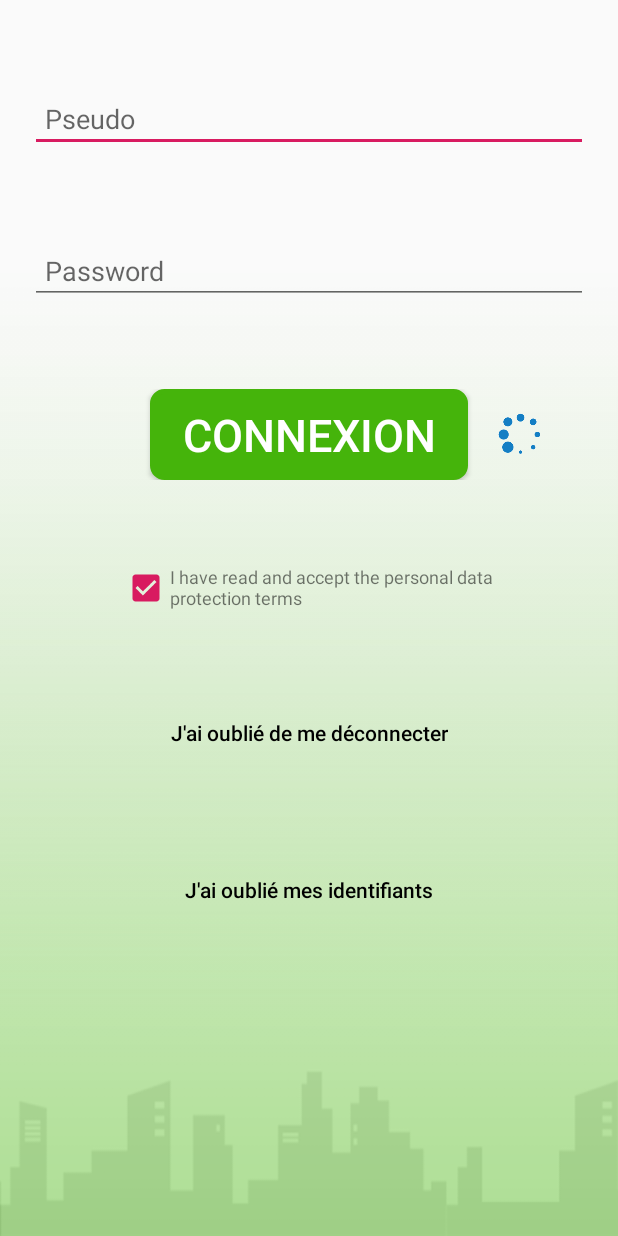
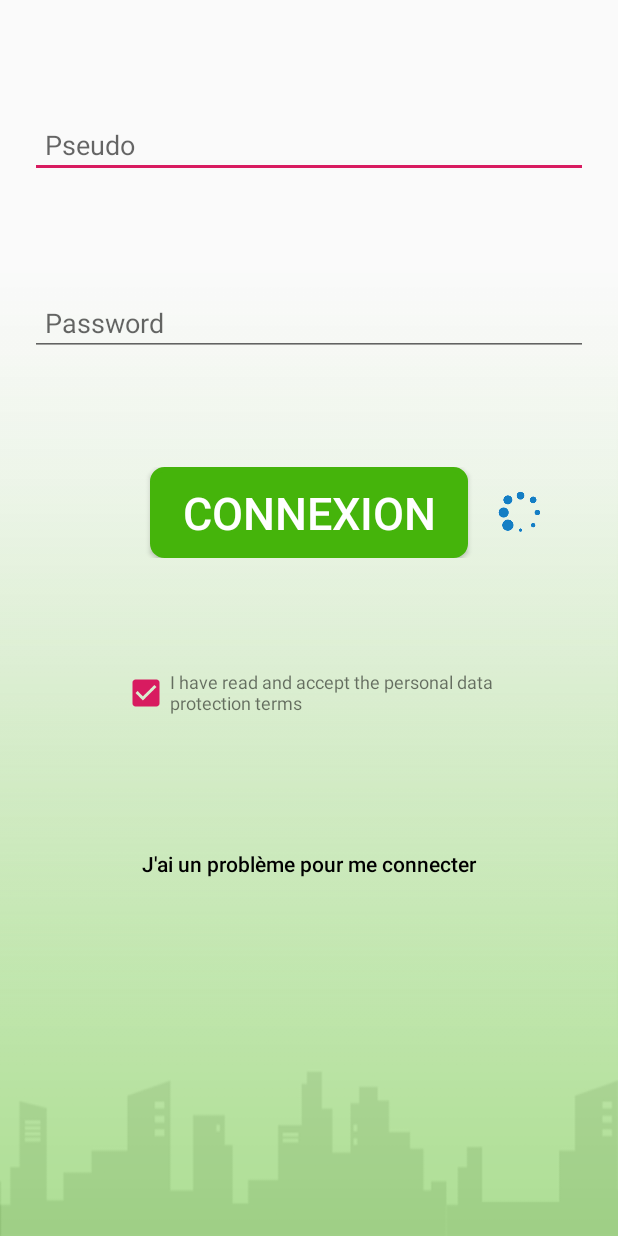
Before and after one commit to DonBeny/Appli---CONTROLprop-V2, an Android app: the screen it shows after launch (MainActivity), after a tap on "I have read and accept the personal data", on a phone screen of 412 x 824 dp. Run offline under Robolectric (Android 15) with nearby library versions, the phone set to English and light mode, and no system bars; 1 other tap on this screen came first.

```diff
--- a/app/src/main/java/org/orgaprop/controlprop/ui/BaseActivity.kt
+++ b/app/src/main/java/org/orgaprop/controlprop/ui/BaseActivity.kt
@@ -106,8 +106,21 @@ abstract class BaseActivity : AppCompatActivity() {
      *
      * @param data Les données de l'utilisateur.
      */
-    fun setUserData(data: LoginData) {
+    fun setUserData(data: LoginData, pseudo: String, password: String) {
+        Log.d(TAG, "setUserData: $data")
+
         putData("userData", data)
+
+        prefs.setMbr(data.idMbr.toString())
+        prefs.setAdrMac(data.adrMac)
+
+        preferences.edit().apply {
+            putString("username", pseudo)
+            putString("password", password)
+            apply()
+        }
+
+        Log.d(TAG, "setUserData: Données enregistrées => "+preferences.getString("username", "null"))
     }
 
     /**
@@ -123,7 +136,25 @@ abstract class BaseActivity : AppCompatActivity() {
      * Efface les données de l'utilisateur lors de la déconnexion.
      */
     fun clearUserData() {
-        removeData("userData")
+        //removeData("userData")
+    }
+
+    /**
+     * Récupère le nom d'utilisateur enregistré.
+     *
+     * @return Le nom d'utilisateur, ou null s'il n'existe pas.
+     */
+    fun getUsername(): String? {
+        return preferences.getString("username", null)
+    }
+
+    /**
+     * Récupère le mot de passe enregistré.
+     *
+     * @return Le mot de passe déchiffré, ou null s'il n'existe pas.
+     */
+    fun getPassword(): String? {
+        return preferences.getString("password", null)
     }
 
 }
--- a/app/src/main/java/org/orgaprop/controlprop/ui/main/MainActivity.kt
+++ b/app/src/main/java/org/orgaprop/controlprop/ui/main/MainActivity.kt
@@ -1,23 +1,22 @@
 package org.orgaprop.controlprop.ui.main
 
 import android.content.Intent
+import android.net.Uri
 import android.os.Bundle
 import android.util.Log
 import android.view.View
 import android.widget.Toast
-
 import androidx.lifecycle.Observer
-
 import org.json.JSONException
 import org.json.JSONObject
-
 import org.koin.androidx.viewmodel.ext.android.viewModel
-
+import org.orgaprop.controlprop.R
 import org.orgaprop.controlprop.databinding.ActivityMainBinding
 import org.orgaprop.controlprop.ui.BaseActivity
 import org.orgaprop.controlprop.ui.HomeActivity
 import org.orgaprop.controlprop.ui.main.types.LoginData
 import org.orgaprop.controlprop.ui.main.viewmodels.MainViewModel
+
 
 class MainActivity : BaseActivity() {
 
@@ -35,6 +34,8 @@ class MainActivity : BaseActivity() {
 
         Log.d(TAG, "onCreate: Setup components")
         setupComponents()
+
+        loadSavedCredentials()
     }
 
     // Implémentation des méthodes abstraites de BaseActivity
@@ -66,9 +67,23 @@ class MainActivity : BaseActivity() {
             }
         })
 
+        binding.mainActivityRgpdTxt.setOnClickListener {
+            openWebPage()
+        }
+        binding.mainActivityMailBtn.setOnClickListener {
+            val intent = Intent(this, GetMailActivity::class.java)
+            startActivity(intent)
+        }
         binding.mainActivityConnectBtn.setOnClickListener {
+            val check = binding.mainActivityRgpdChx.isChecked
             val username = binding.mainActivityUsernameTxt.text.toString()
             val password = binding.mainActivityPasswordTxt.text.toString()
+
+            if (!check) {
+                showError(getString(R.string.error_rgpd))
+                return@setOnClickListener
+            }
+
             viewModel.login(username, password)
         }
         binding.mainActivityDecoBtn.setOnClickListener {
@@ -86,8 +101,11 @@ class MainActivity : BaseActivity() {
         // Logique pour démarrer l'application après une connexion réussie
         Toast.makeText(this, "Connexion réussie", Toast.LENGTH_SHORT).show()
 
+        val username = binding.mainActivityUsernameTxt.text.toString()
+        val password = binding.mainActivityPasswordTxt.text.toString()
+
         // Enregistrer les données dans BaseActivity
-        setUserData(data)
+        setUserData(data, username, password)
 
         // naviguer vers une autre activité
         val intent = Intent(this, HomeActivity::class.java) // TODO
@@ -119,6 +137,28 @@ class MainActivity : BaseActivity() {
         Toast.makeText(this, message, Toast.LENGTH_SHORT).show()
     }
 
+    /**
+     * Charge les identifiants enregistrés et les affiche dans les champs de saisie.
+     */
+    private fun loadSavedCredentials() {
+        val username = getUsername()
+        val password = getPassword()
+
+        Log.d(TAG, "loadSavedCredentials: Username: $username, Password: $password")
+
+        if (username != null && password != null) {
+            binding.mainActivityUsernameTxt.setText(username)
+            binding.mainActivityPasswordTxt.setText(password)
+            viewModel.login(username, password)
+        }
+    }
+
+    private fun openWebPage() {
+        val url = "https://www.orgaprop.org/ress/protectDonneesPersonnelles.html"
+        val intent = Intent(Intent.ACTION_VIEW, Uri.parse(url))
+        startActivity(intent)
+    }
+
     private fun enableLoginButton() {
         // Activer le bouton de connexion
         binding.mainActivityConnectBtn.isEnabled = true
--- a/app/src/main/res/layout/activity_main.xml
+++ b/app/src/main/res/layout/activity_main.xml
@@ -75,9 +75,6 @@
                 android:layout_marginHorizontal="100dp"
                 android:padding="10dp"
 
-                android:onClick="mainActivityActions"
-                android:tag="on"
-
                 android:background="@drawable/button_selected_green"
                 android:autoSizeTextType="uniform"
                 android:maxLines="1"
@@ -108,7 +105,7 @@
             app:layout_constraintTop_toBottomOf="@id/main_activity_connect_blk"
             app:layout_constraintLeft_toLeftOf="parent"
             app:layout_constraintRight_toRightOf="parent"
-            app:layout_constraintBottom_toTopOf="@id/main_activity_robot_btn"
+            app:layout_constraintBottom_toTopOf="@id/main_activity_mail_btn"
 
             android:layout_marginHorizontal="100dp">
 
@@ -122,15 +119,12 @@
                 android:layout_width="match_parent"
                 android:layout_height="match_parent"
 
-                android:tag="rgpd"
-                android:onClick="mainActivityActions"
-
                 android:text="@string/lbl_rgpd"
                 android:textSize="12sp"/>
 
         </LinearLayout>
 
-        <Button android:id="@+id/main_activity_robot_btn"
+        <Button android:id="@+id/main_activity_mail_btn"
             style="@style/Widget.AppCompat.Button.Borderless"
             android:layout_width="wrap_content"
             android:layout_height="wrap_content"
@@ -138,34 +132,11 @@
             app:layout_constraintTop_toBottomOf="@id/main_activity_rgpd_lyt"
             app:layout_constraintLeft_toLeftOf="parent"
             app:layout_constraintRight_toRightOf="parent"
-            app:layout_constraintBottom_toTopOf="@id/main_activity_mail_btn"
-
-            android:layout_gravity="center_horizontal"
-            android:padding="5dp"
-
-            android:onClick="mainActivityActions"
-            android:tag="@string/tag_robot"
-
-            android:text="@string/btn_requet_robot"
-            android:textAllCaps="false"
-            android:textColor="@color/_black"/>
-
-        <Button android:id="@+id/main_activity_mail_btn"
-            style="@style/Widget.AppCompat.Button.Borderless"
-            android:layout_width="wrap_content"
-            android:layout_height="wrap_content"
-
-            app:layout_constraintTop_toBottomOf="@id/main_activity_robot_btn"
-            app:layout_constraintLeft_toLeftOf="parent"
-            app:layout_constraintRight_toRightOf="parent"
             app:layout_constraintBottom_toBottomOf="parent"
 
             android:layout_gravity="center_horizontal"
             android:layout_marginBottom="150dp"
             android:padding="5dp"
-
-            android:onClick="mainActivityActions"
-            android:tag="mail"
 
             android:textColor="@color/_black"
             android:textAllCaps="false"
@@ -189,9 +160,6 @@
             android:layout_marginTop="250dp"
             android:background="@drawable/button_selected_green"
             android:padding="10dp"
-
-            android:onClick="mainActivityActions"
-            android:tag="off"
 
             android:text="@string/btn_deco"
             android:textColor="@color/_white"
--- a/app/src/main/res/values/strings.xml
+++ b/app/src/main/res/values/strings.xml
@@ -2,7 +2,7 @@
     <string name="app_name" translatable="false">ControlProp</string>
     <string name="btn_connexion">CONNEXION</string>
     <string name="btn_requet_robot">J\'ai oublié de me déconnecter</string>
-    <string name="btn_requet_mail">J\'ai oublié mes identifiants</string>
+    <string name="btn_requet_mail">J\'ai un problème pour me connecter</string>
     <string name="err_conex">Saisissez votre pseudo et votre mot de passe pour continuer</string>
     <string name="hint_pseudo">Pseudo</string>
     <string name="hint_password">Password</string>
@@ -132,4 +132,5 @@
     <string name="error_permission_denied">La plupart des fonctions vous seront inaccessibles.</string>
     <string name="error_update_check">Une erreur s\'est produite lors de la vérification de la mise à jour. Redémarrez votre application.</string>
     <string name="version_format">Version: %s</string>
+    <string name="error_rgpd">Vous devez accepter les règles RGPD pour continuer</string>
 </resources>
```
Also changed, not shown: app/src/main/res/layout/activity_launch.xml (deleted, +0 -67 lines), 1 other file.
